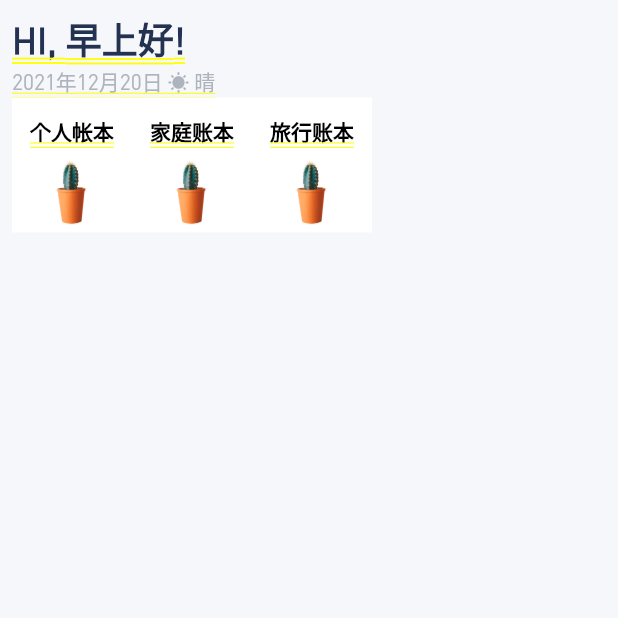
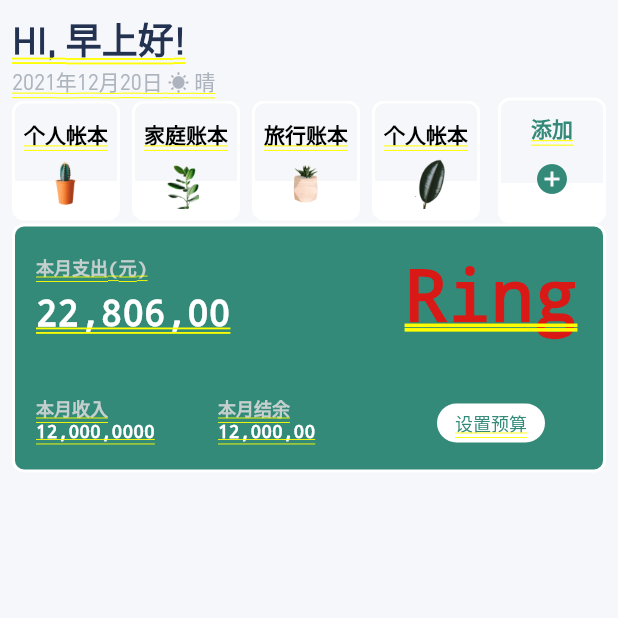
Before and after one commit to ccjr1120/where_is_my_money, a Flutter app: the screen it shows after launch, on a phone screen of 412 x 824 dp, the top half of it. Run offline on Flutter 3.47's test engine with Material 2 defaults, Android fonts, the light colour scheme and no system bars.

Commit message:
item card & details— card

```diff
--- a/lib/main.dart
+++ b/lib/main.dart
@@ -1,6 +1,8 @@
 import 'package:flutter/material.dart';
 import 'package:where_is_my_money/page/home/home_page.dart';
+import 'package:flutter/rendering.dart';
 
 void main() {
+  // debugPaintSizeEnabled = true;
   runApp(const HomePage());
 }
--- /dev/null
+++ b/lib/page/home/nodebook_list/details_card.dart
@@ -0,0 +1,114 @@
+import 'package:flutter/material.dart';
+
+class DetailsCard extends StatelessWidget {
+  const DetailsCard({Key? key}) : super(key: key);
+
+  @override
+  Widget build(BuildContext context) {
+    return DecoratedBox(
+      decoration: BoxDecoration(
+        color: const Color.fromRGBO(51, 138, 121, 1),
+        border: Border.all(width: 2, color: Colors.white),
+        borderRadius: BorderRadius.circular(8),
+      ),
+      child: Container(
+        padding: const EdgeInsets.fromLTRB(16, 20, 16, 20),
+        height: 166,
+        child: Row(
+          children: [
+            Expanded(
+              flex: 2,
+              child: Column(
+                crossAxisAlignment: CrossAxisAlignment.start,
+                children: [
+                  const Text(
+                    '本月支出(元)',
+                    style: TextStyle(
+                        color: Color.fromARGB(221, 219, 219, 219),
+                        fontSize: 12),
+                  ),
+                  const Padding(
+                    padding: EdgeInsets.only(top: 8),
+                    child: Text(
+                      "22,806,00",
+                      style: TextStyle(color: Colors.white, fontSize: 24),
+                    ),
+                  ),
+                  Expanded(
+                    flex: 1,
+                    child: Row(
+                      crossAxisAlignment: CrossAxisAlignment.end,
+                      children: [
+                        Expanded(
+                          flex: 1,
+                          child: Column(
+                            mainAxisAlignment: MainAxisAlignment.end,
+                            crossAxisAlignment: CrossAxisAlignment.start,
+                            children: const [
+                              Text(
+                                '本月收入',
+                                style: TextStyle(
+                                    color: Color.fromARGB(221, 219, 219, 219),
+                                    fontSize: 12),
+                              ),
+                              Text(
+                                '12,000,0000',
+                                style: TextStyle(
+                                    color: Colors.white, fontSize: 12),
+                              )
+                            ],
+                          ),
+                        ),
+                        Expanded(
+                          flex: 1,
+                          child: Column(
+                            mainAxisAlignment: MainAxisAlignment.end,
+                            crossAxisAlignment: CrossAxisAlignment.start,
+                            children: const [
+                              Text(
+                                '本月结余',
+                                style: TextStyle(
+                                    color: Color.fromARGB(221, 219, 219, 219),
+                                    fontSize: 12),
+                              ),
+                              Text(
+                                '12,000,00',
+                                style: TextStyle(
+                                    color: Colors.white, fontSize: 12),
+                              )
+                            ],
+                          ),
+                        )
+                      ],
+                    ),
+                  ),
+                ],
+              ),
+            ),
+            Expanded(
+              flex: 1,
+              child: Column(
+                children: [
+                  const Expanded(child: Text('Ring')),
+                  Container(
+                    padding: const EdgeInsets.fromLTRB(12, 4, 12, 4),
+                    decoration: BoxDecoration(
+                        color: Colors.white,
+                        borderRadius: BorderRadius.circular((25.0))),
+                    child: const Text('设置预算',
+                        style: TextStyle(
+                          color: Color.fromRGBO(51, 138, 121, 1),
+                          fontFamily: "Din",
+                          fontSize: 12,
+                          fontWeight: FontWeight.w400,
+                        )),
+                  )
+                ],
+              ),
+            )
+          ],
+        ),
+      ),
+    );
+  }
+}
--- a/lib/page/home/nodebook_list/item_card.dart
+++ b/lib/page/home/nodebook_list/item_card.dart
@@ -8,27 +8,41 @@ class ItemCard extends StatelessWidget {
 
   @override
   Widget build(BuildContext context) {
-    return Container(
-      padding: const EdgeInsets.fromLTRB(8, 12, 8, 2),
-      width: 80,
-      height: 90,
-      color: Colors.white,
+    return DecoratedBox(
+      decoration: BoxDecoration(
+        gradient: const LinearGradient(
+            colors: [Colors.white, Colors.white],
+            begin: Alignment(0.0, 1),
+            end: Alignment(0.0, 0.35),
+            tileMode: TileMode.decal),
+        border: Border.all(width: 2, color: Colors.white),
+        borderRadius: BorderRadius.circular(8),
+      ),
+      child: Container(
+        width: 72,
+        height: 84,
+        padding: const EdgeInsets.fromLTRB(8, 12, 8, 8),
         child: Column(children: [
           Container(
             margin: const EdgeInsets.only(bottom: 4),
             child: Text(
               name,
               style: const TextStyle(
-                color: Colors.black, fontSize: 14, fontWeight: FontWeight.bold),
+                  color: Colors.black,
+                  fontSize: 14,
+                  fontWeight: FontWeight.bold),
             ),
           ),
-        const Expanded(
+          Expanded(
             flex: 1,
             child: Image(
-            image: AssetImage('assets/images/1.png'),
+              image: AssetImage(imageAsset),
+              width: 72,
+              height: 84,
             ),
           )
         ]),
+      ),
     );
   }
 }
--- a/lib/page/home/nodebook_list/notebook_list.dart
+++ b/lib/page/home/nodebook_list/notebook_list.dart
@@ -1,16 +1,91 @@
 import 'package:flutter/material.dart';
+import 'package:where_is_my_money/page/home/nodebook_list/details_card.dart';
 import 'package:where_is_my_money/page/home/nodebook_list/item_card.dart';
 
 class NotebookList extends StatelessWidget {
+  static const exampleList = [
+    ItemCard(name: '个人帐本', imageAsset: 'assets/images/1.png'),
+    ItemCard(name: '家庭账本', imageAsset: 'assets/images/2.png'),
+    ItemCard(name: '旅行账本', imageAsset: 'assets/images/3.png'),
+    ItemCard(name: '个人帐本', imageAsset: 'assets/images/4.png'),
+    ItemCard(name: '家庭账本', imageAsset: 'assets/images/5.png'),
+    ItemCard(name: '旅行账本', imageAsset: 'assets/images/6.png'),
+    ItemCard(name: '个人帐本', imageAsset: 'assets/images/7.png'),
+    ItemCard(name: '家庭账本', imageAsset: 'assets/images/8.png'),
+    ItemCard(name: '旅行账本', imageAsset: 'assets/images/9.png'),
+    ItemCard(name: '个人帐本', imageAsset: 'assets/images/10.png'),
+    ItemCard(name: '家庭账本', imageAsset: 'assets/images/11.png'),
+    ItemCard(name: '旅行账本', imageAsset: 'assets/images/12.png'),
+    ItemCard(name: '旅行账本', imageAsset: 'assets/images/13.png'),
+  ];
+
   const NotebookList({Key? key}) : super(key: key);
 
   @override
   Widget build(BuildContext context) {
-    return Row(
-      children: const [
-        ItemCard(name: '个人帐本', imageAsset: 'assets/images/1.png'),
-        ItemCard(name: '家庭账本', imageAsset: 'assets/images/2.png'),
-        ItemCard(name: '旅行账本', imageAsset: 'assets/images/3.png')
+    return Column(
+      children: [
+        Row(
+          children: [
+            Expanded(
+              flex: 1,
+              child: Container(
+                margin: const EdgeInsets.only(right: 8),
+                height: 80,
+                child: ListView.separated(
+                  scrollDirection: Axis.horizontal,
+                  itemCount: 13,
+                  itemBuilder: (context, index) {
+                    return exampleList[index];
+                  },
+                  separatorBuilder: (context, index) {
+                    return const SizedBox(
+                      width: 8,
+                    );
+                  },
+                ),
+              ),
+            ),
+            SizedBox(
+              width: 72,
+              height: 84,
+              child: DecoratedBox(
+                decoration: BoxDecoration(
+                  gradient: const LinearGradient(
+                      colors: [Colors.white, Colors.white],
+                      begin: Alignment(0.0, 1),
+                      end: Alignment(0.0, 0.35),
+                      tileMode: TileMode.decal),
+                  border: Border.all(width: 2, color: Colors.white),
+                  borderRadius: BorderRadius.circular(8),
+                ),
+                child: Column(
+                  children: const [
+                    Expanded(
+                      flex: 1,
+                      child: Center(
+                        child: Text(
+                          "添加",
+                          style: TextStyle(
+                              fontSize: 14,
+                              color: Color.fromRGBO(51, 138, 121, 1)),
+                        ),
+                      ),
+                    ),
+                    Expanded(
+                        flex: 1,
+                        child: Align(
+                          alignment: Alignment.topCenter,
+                          child: Icon(Icons.add_circle,
+                              color: Color.fromRGBO(51, 138, 121, 1)),
+                        ))
+                  ],
+                ),
+              ),
+            )
+          ],
+        ),
+        const DetailsCard()
       ],
     );
   }
--- a/pubspec.yaml
+++ b/pubspec.yaml
@@ -86,11 +86,11 @@ flutter:
     - family: Ali
       fonts:
         - asset: assets/fonts/FontsFree-Net-Alibaba-PuHuiTi.ttf
-          weight: 500
+          weight: 100
     - family: Din
       fonts:
         - asset: assets/fonts/FontsFree-Net-DINPro-1.ttf
-          weight: 500
+          weight: 100
   #
   # For details regarding fonts from package dependencies,
   # see https://flutter.dev/custom-fonts/#from-packages
```
Also changed, not shown: 1 other file. Lines whose indentation alone changed are shown as unchanged.
